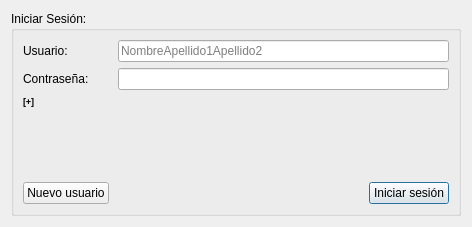
Before: the Qt Designer form components/therapyManager/src/login.ui in robocomp/robotherapy, drawn with Qt 5.
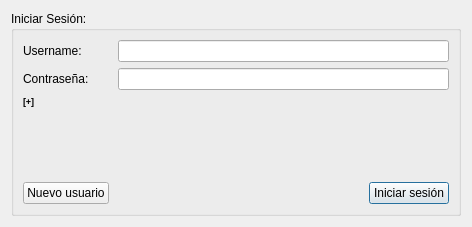
After: the same form once the commit is applied.

Patch:
```diff
--- a/components/therapyManager/src/login.ui
+++ b/components/therapyManager/src/login.ui
@@ -32,14 +32,14 @@
         <item row="1" column="0">
          <widget class="QLabel" name="username_label">
           <property name="text">
-           <string>Usuario:</string>
+           <string>Username:</string>
           </property>
          </widget>
         </item>
         <item row="1" column="1">
          <widget class="QLineEdit" name="username_lineedit">
           <property name="placeholderText">
-           <string>NombreApellido1Apellido2</string>
+           <string/>
           </property>
          </widget>
         </item>
```
Left out of the diff: 16 changed lines with no effect on the pictures.
